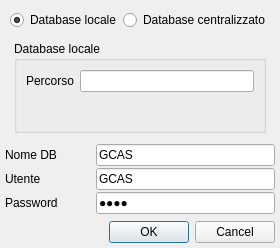
Before: the Qt Designer form src/dbparamdlg.ui in mtonin/gestcassa, drawn with Qt 5.
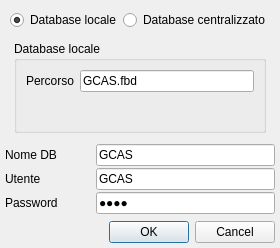
After: the same form once the commit is applied.

```diff
--- a/src/dbparamdlg.ui
+++ b/src/dbparamdlg.ui
@@ -86,8 +86,8 @@
               <property name="enabled">
                <bool>true</bool>
               </property>
-              <property name="readOnly">
-               <bool>true</bool>
+              <property name="text">
+               <string>GCAS.fbd</string>
               </property>
              </widget>
             </item>
```
